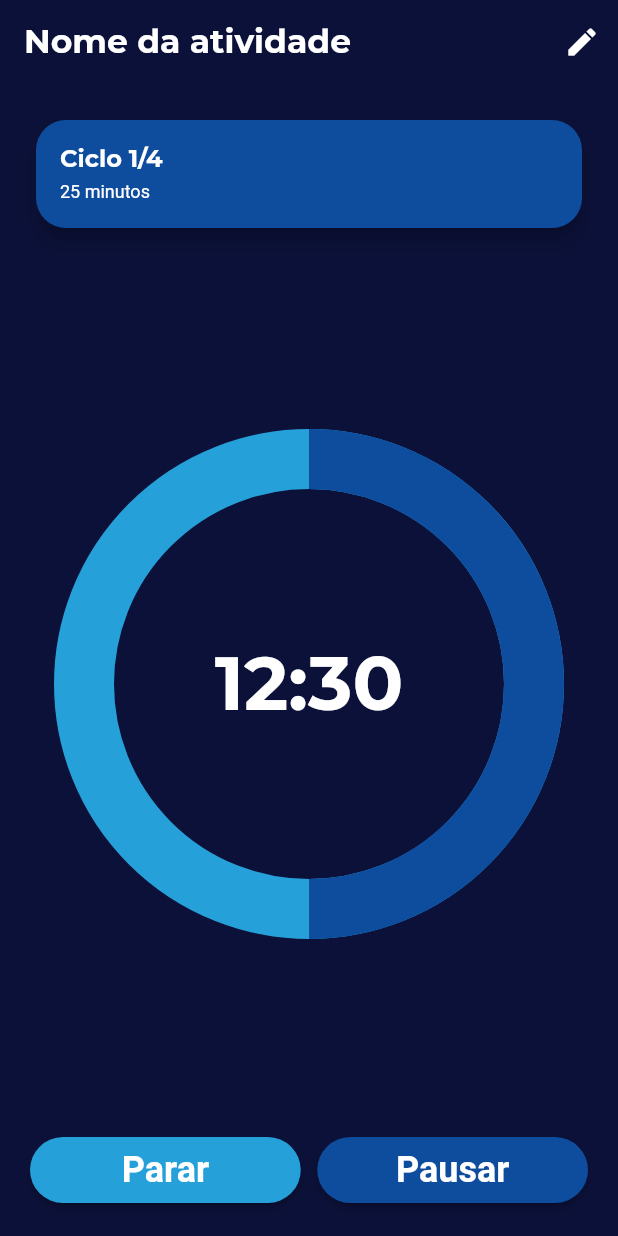
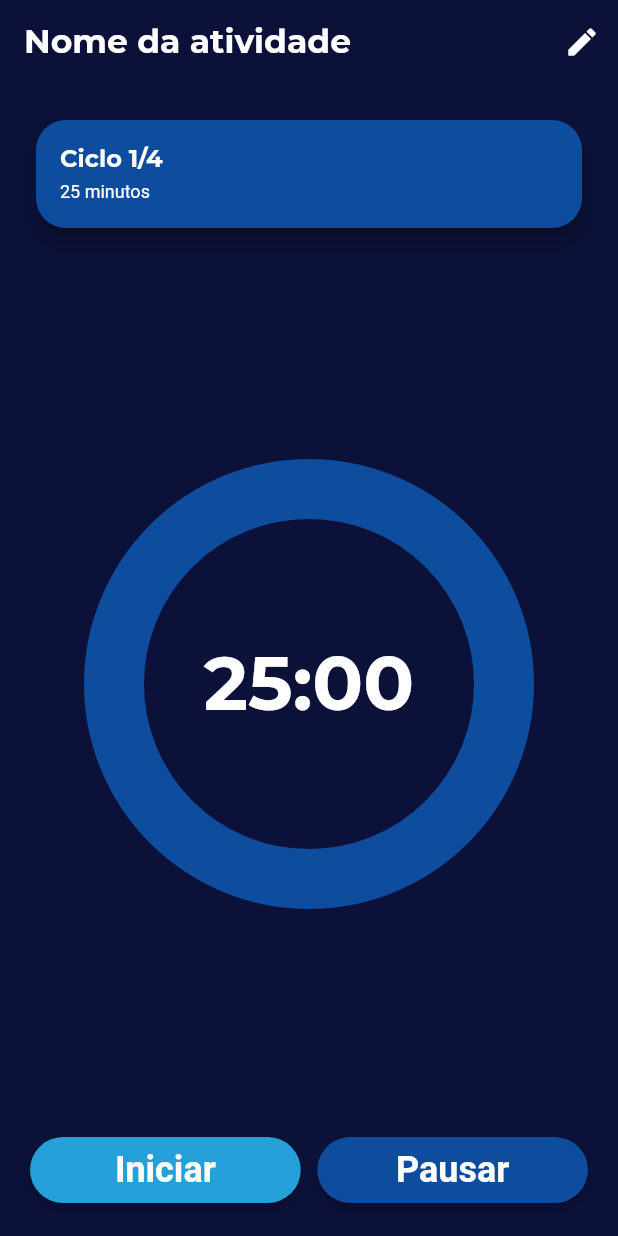
Before and after one commit to yurilima7/pomodoro, a Flutter app: the ActivityDetails screen opened by its route, on a phone screen of 412 x 824 dp. Run offline on Flutter 3.47's test engine with Material 2 defaults, Android fonts, the phone set to English and light mode, and no system bars; drawn by our look-alikes of percent_indicator; our stand-ins replace flutter_svg, shared_preferences, sqflite; missing offline and left inert: validatorless; accounts and stored records are empty.

Commit message:
Front Activity Details

```diff
--- a/lib/app/core/widgets/options_buttons.dart
+++ b/lib/app/core/widgets/options_buttons.dart
@@ -25,7 +25,7 @@ class OptionsButtons extends StatelessWidget {
         Expanded(
           child: ElevatedButton(
             style: context.buttons.optButtonCancel,
-            onPressed: () {},
+            onPressed: action,
 
             child: Padding(
               padding: const EdgeInsets.all(8.0),
@@ -39,7 +39,7 @@ class OptionsButtons extends StatelessWidget {
         Expanded(
           child: ElevatedButton(
             style: context.buttons.optButton,
-            onPressed: () {},
+            onPressed: action2,
 
             child: Padding(
               padding: const EdgeInsets.all(8.0),
--- a/lib/app/views/activity_details_screen/activity_details.dart
+++ b/lib/app/views/activity_details_screen/activity_details.dart
@@ -1,8 +1,11 @@
+import 'dart:async';
+
 import 'package:flutter/material.dart';
+import 'package:percent_indicator/percent_indicator.dart';
+import 'package:pomodoro/app/core/styles/colors_app.dart';
 import 'package:pomodoro/app/core/styles/text_styles.dart';
 import 'package:pomodoro/app/core/widgets/main_card.dart';
 import 'package:pomodoro/app/core/widgets/options_buttons.dart';
-import 'package:pomodoro/app/views/activity_details_screen/widgets/sticker_percent.dart';
 
 class ActivityDetails extends StatefulWidget {
   const ActivityDetails({super.key});
@@ -12,6 +15,62 @@ class ActivityDetails extends StatefulWidget {
 }
 
 class _ActivityDetailsState extends State<ActivityDetails> {
+  double percentage = 100;
+  int seconds = 0;
+  late int timeMinute, minutes;
+  late int timeSecond;
+  late Timer timer;
+
+  @override
+  void initState() {
+    super.initState();
+    debugPrint("teste");
+    timeMinute = 25;
+    minutes = 25;
+    timeSecond = timeMinute * 60;
+  }
+
+  @override
+  void dispose() {
+    super.dispose();
+    timer.cancel();
+  }
+
+  void timeInit() {
+    double time = 25 * 60;
+
+    timer = Timer.periodic(const Duration(seconds: 1), (timer) {
+      setState(() {
+        if (timeMinute > 0 && seconds == 0) {
+          debugPrint(percentage.toString());
+          timeMinute--;
+          timeSecond--;
+          seconds = 59;
+          percentage = (100 * timeSecond) / time;
+        }
+        else if (timeMinute > 0 && seconds > 0) {
+          debugPrint(percentage.toString());
+          timeSecond--;
+          seconds--;
+          percentage = (100 * timeSecond) / time;
+        }
+        else if (timeMinute == 0 && seconds > 0) {
+          debugPrint(percentage.toString());
+          timeSecond--;
+          seconds--;
+          percentage = (100 * timeSecond) / time;
+        }
+        else {
+          seconds = 0;
+          percentage = 0;
+          timeSecond = 0;
+          timeMinute = 0;
+          timer.cancel();
+        }
+      });
+    });
+  }
+
   @override
   Widget build(BuildContext context) {
     return Scaffold(
@@ -28,28 +87,40 @@ class _ActivityDetailsState extends State<ActivityDetails> {
       body: SafeArea(
         child: Padding(
           padding: const EdgeInsets.all(20),
-
           child: LayoutBuilder(
             builder: (_, constraints) => SingleChildScrollView(
               child: ConstrainedBox(
                 constraints: BoxConstraints(minHeight: constraints.maxHeight),
-
                 child: IntrinsicHeight(
                   child: Column(
                     mainAxisAlignment: MainAxisAlignment.spaceBetween,
                     children: [
-                      const MainCard(
+                      MainCard(
                         title: 'Ciclo 1/4',
-                        subtitle: '25 minutos',
+                        subtitle: '$minutes minutos',
                       ),
 
-                      const StickerPercent(time: 12),
+                      CircularPercentIndicator(
+                        radius: 150.0,
+                        percent: (100 - percentage) / 100,
+                        animation: true,
+                        animateFromLastPercent: true,
+                        lineWidth: 40.0,
+                        progressColor: context.colors.tertiary,
+                        backgroundColor: context.colors.secondary,
+                        center: Text(
+                          seconds < 10
+                            ? '$timeMinute:0$seconds'
+                            : '$timeMinute:$seconds',
+                          style: context.textStyles.time,
+                        ),
+                      ),
 
                       OptionsButtons(
-                        title: 'Parar',
+                        title: 'Iniciar',
                         title2: 'Pausar',
-                        action: () {},
-                        action2: () {},
+                        action: () => timeInit(),
+                        action2: () {timer.cancel();},
                       ),
                     ],
                   ),
--- a/lib/app/views/activity_details_screen/widgets/sticker_percent.dart
+++ /dev/null
@@ -1,45 +0,0 @@
-import 'package:flutter/material.dart';
-import 'package:pomodoro/app/core/styles/colors_app.dart';
-import 'package:pomodoro/app/core/styles/text_styles.dart';
-
-class StickerPercent extends StatelessWidget {
-  final int time;
-
-  const StickerPercent({super.key, required this.time});
-
-  @override
-  Widget build(BuildContext context) {
-    return Stack(
-      alignment: Alignment.center,
-      children: [
-        Container(
-          width: 300,
-          height: 300,
-
-          decoration: const BoxDecoration(
-            shape: BoxShape.circle,
-          ),
-
-          child: Center(
-            child: Text(
-              '$time:30',
-              style: context.textStyles.time,
-            ),
-          ),
-        ),
-
-        SizedBox(
-          width: 300,
-          height: 300,
-
-          child: CircularProgressIndicator(
-            value: 5 / 10.0,
-            color: context.colors.secondary,
-            strokeWidth: 40,
-            backgroundColor: context.colors.tertiary,
-          ),
-        )
-      ],
-    );
-  }
-}
--- a/pubspec.yaml
+++ b/pubspec.yaml
@@ -42,6 +42,7 @@ dependencies:
   validatorless: ^1.2.3
   provider: ^6.0.5
   shared_preferences: ^2.0.17
+  percent_indicator: ^4.2.2
 
 dev_dependencies:
   flutter_test:
```
Also changed, not shown: pubspec.lock.
